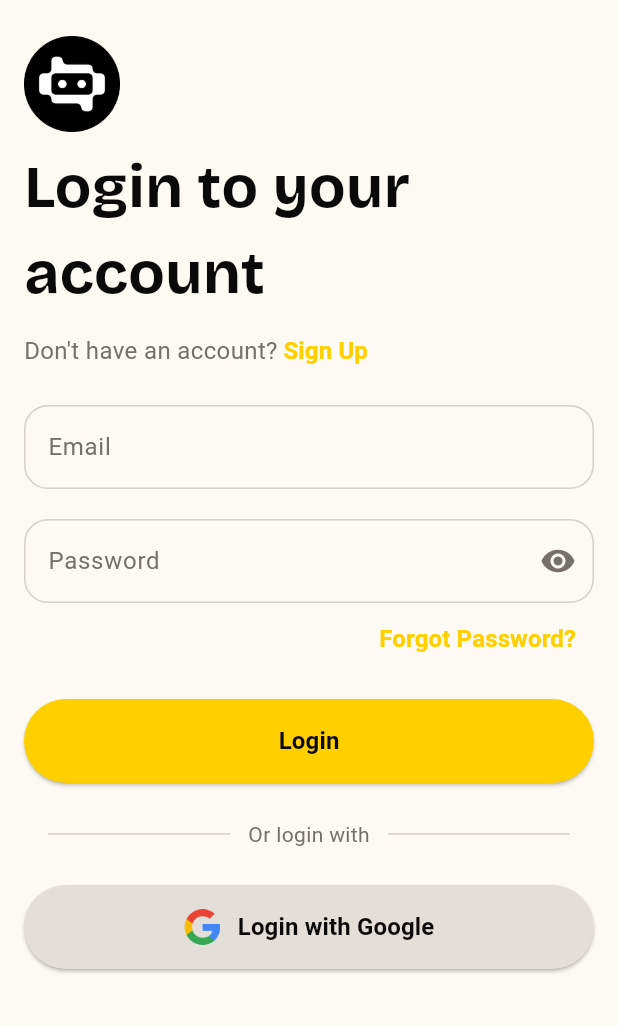
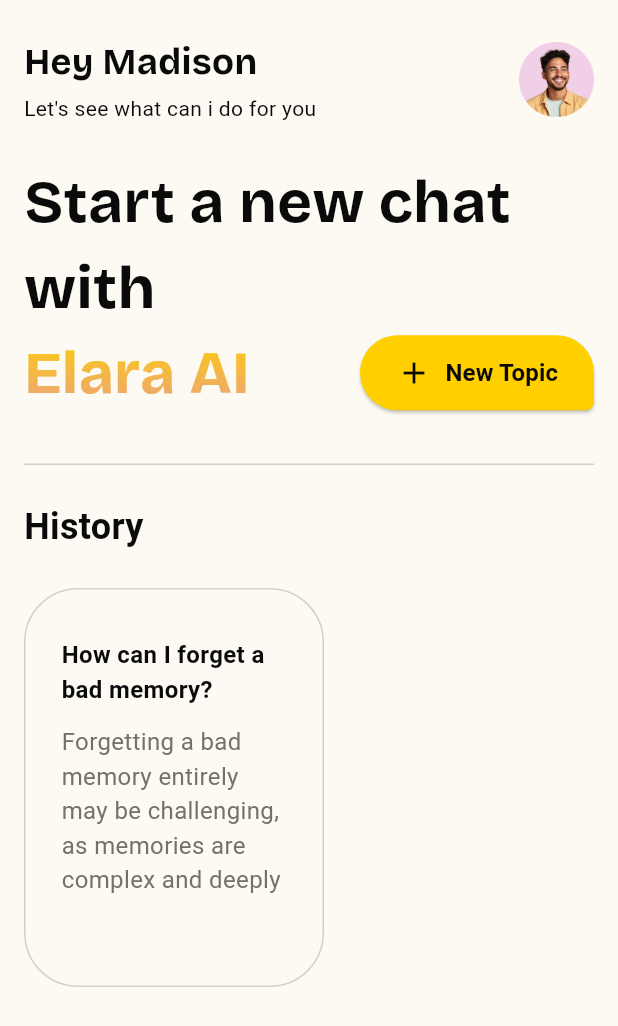
Before and after one commit to ryhn7/Elarise, a Flutter app: the screen it shows after launch, on a phone screen of 412 x 824 dp. Shown: the top 1026 px of the screen. Run offline on Flutter 3.47's test engine with Material 3 defaults, Android fonts, the phone set to English and light mode, and no system bars; Roboto replaces fonts that are missing (SansFrancisco); project files that could hold a hidden picture were left out.

Commit message:
feat: wip ui home screen

```diff
--- /dev/null
+++ b/lib/feature_assistant/presentation/home/home_screen.dart
@@ -0,0 +1,160 @@
+import 'package:elarise/theme/colors.dart';
+import 'package:elarise/theme/style.dart';
+import 'package:flutter/material.dart';
+
+class HomeScreen extends StatelessWidget {
+  const HomeScreen({super.key});
+
+  Widget header() {
+    return Column(
+      crossAxisAlignment: CrossAxisAlignment.start,
+      children: [
+        Row(mainAxisAlignment: MainAxisAlignment.spaceBetween, children: [
+          Column(
+            crossAxisAlignment: CrossAxisAlignment.start,
+            children: [
+              Text("Hey Madison",
+                  style: getGrotesqueSemiBoldStyle24(color: neutralFour)),
+              const SizedBox(
+                height: 4.0,
+              ),
+              Text(
+                "Let's see what can i do for you",
+                style: getSansFranciscoRegular14(color: neutralFour),
+              )
+            ],
+          ),
+          Image.asset("assets/images/dummy_avatar.png", width: 50, height: 50),
+        ]),
+        const SizedBox(
+          height: 24.0,
+        ),
+        Text(
+          "Start a new chat with",
+          style: getGrotesqueSemiBoldStyle40(color: neutralFour),
+        ),
+        Row(
+          mainAxisAlignment: MainAxisAlignment.spaceBetween,
+          children: [
+            ShaderMask(
+              shaderCallback: (Rect bounds) {
+                return const LinearGradient(
+                  colors: <Color>[
+                    Color(0xFFffcf00), // primary color
+                    Color(0xFFE8A089), // tumbleweed color
+                  ],
+                  begin: Alignment.topCenter,
+                  end: Alignment.bottomCenter,
+                ).createShader(bounds);
+              },
+              blendMode: BlendMode
+                  .srcIn, // This blend mode applies the gradient only to the text
+              child: Text(
+                "Elara AI",
+                style: getGrotesqueSemiBoldStyle40(
+                    color: Colors.white), // Temporarily set to white
+              ),
+            ),
+            SizedBox(
+              width: 156,
+              height: 50,
+              child: ElevatedButton(
+                  onPressed: () {},
+                  style: ElevatedButton.styleFrom(
+                      backgroundColor: primary,
+                      shape: const RoundedRectangleBorder(
+                          borderRadius: BorderRadius.only(
+                        topLeft: Radius.circular(36),
+                        bottomLeft: Radius.circular(36),
+                        topRight: Radius.circular(36),
+                        bottomRight: Radius.circular(8),
+                      ))),
+                  child: Row(
+                    mainAxisAlignment: MainAxisAlignment.spaceBetween,
+                    children: [
+                      Icon(
+                        Icons.add,
+                        size: 24,
+                        color: neutralFour,
+                      ),
+                      Text(
+                        "New Topic",
+                        style: getSansFranciscoBold16(color: neutralFour),
+                      ),
+                    ],
+                  )),
+            ),
+          ],
+        ),
+        const SizedBox(
+          height: 32.0,
+        ),
+        Row(
+          children: [
+            Flexible(
+              child: Divider(
+                color: neutralThree30,
+                height: 1,
+                thickness: 1,
+              ),
+            ),
+          ],
+        ),
+      ],
+    );
+  }
+
+  Widget history() {
+    return Column(
+      crossAxisAlignment: CrossAxisAlignment.start,
+      children: [
+        const SizedBox(
+          height: 24.0,
+        ),
+        Text("History", style: getSansFranciscoSemiBold24(color: neutralFour)),
+        const SizedBox(
+          height: 24.0,
+        ),
+        Container(
+          height: 266,
+          width: 200,
+          decoration: BoxDecoration(
+            borderRadius: BorderRadius.circular(36),
+            border: Border.all(
+              color: neutralThree30,
+              width: 1,
+            ),
+          ),
+          child: Padding(
+            padding: const EdgeInsets.fromLTRB(24.0, 32.0, 24.0, 0.0),
+            child: Column(
+              children: [
+                Text("How can I forget a bad memory?",
+                    style: getSansFranciscoBold16(color: neutralFour)),
+                const SizedBox(height: 12),
+                Text(
+                  "Forgetting a bad memory entirely may be challenging, as memories are complex and deeply",
+                  style: getSansFranciscoRegular16(color: neutralThree),
+                )
+              ],
+            ),
+          ),
+        )
+      ],
+    );
+  }
+
+  @override
+  Widget build(BuildContext context) {
+    return Scaffold(
+        backgroundColor: neutralOneAlt,
+        body: SafeArea(
+            child: SingleChildScrollView(
+          padding: const EdgeInsets.fromLTRB(16.0, 24.0, 16.0, 24.0),
+          child: Column(
+            crossAxisAlignment: CrossAxisAlignment.start,
+            children: [header(), history()],
+          ),
+        )));
+  }
+}
--- a/lib/main.dart
+++ b/lib/main.dart
@@ -1,4 +1,5 @@
 import 'package:elarise/feature_assistant/presentation/assistant_chatroom/assistant_chatroom_screen.dart';
+import 'package:elarise/feature_assistant/presentation/home/home_screen.dart';
 import 'package:elarise/feature_auth/presentation/login/login.dart';
 import 'package:elarise/feature_auth/presentation/signup/signup.dart';
 import 'package:flutter/material.dart';
@@ -19,6 +20,6 @@ class MyApp extends StatelessWidget {
         theme: ThemeData(
           useMaterial3: true,
         ),
-        home: Login());
+        home: const HomeScreen());
   }
 }
--- a/lib/theme/colors.dart
+++ b/lib/theme/colors.dart
@@ -13,3 +13,4 @@ Color darkGray = const Color(0xFF1e1e1e);
 Color blackOlive = const Color(0xFF3c3c3c);
 Color darkSilver = const Color(0xFF776F69);
 Color tan = const Color(0xFFe4ded9);
+Color tumbleweed = const Color(0xFFE8A089);
--- a/lib/theme/style.dart
+++ b/lib/theme/style.dart
@@ -13,6 +13,12 @@ TextStyle _getTextStyle(
 }
 
 // Bricolage Grotesque
+TextStyle getGrotesqueSemiBoldStyle24(
+    {double fontSize = FontSize.s24, required Color color}) {
+  return _getTextStyle(fontSize, FontBricolageGrotesque.fontFamily,
+      FonttWeightManager.fontWeightBold, color);
+}
+
 TextStyle getGrotesqueSemiBoldStyle40(
     {double fontSize = FontSize.s40, required Color color}) {
   return _getTextStyle(fontSize, FontBricolageGrotesque.fontFamily,
```
